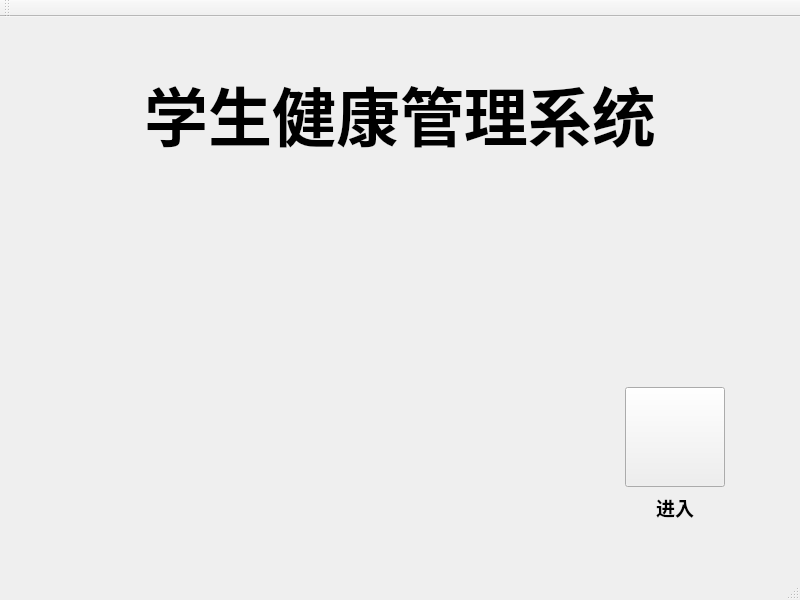
Above: fitnessEquipment/mainwindow.ui from yuanluochen/Fitness-Eqiupment before the change. Below: the same form after it.
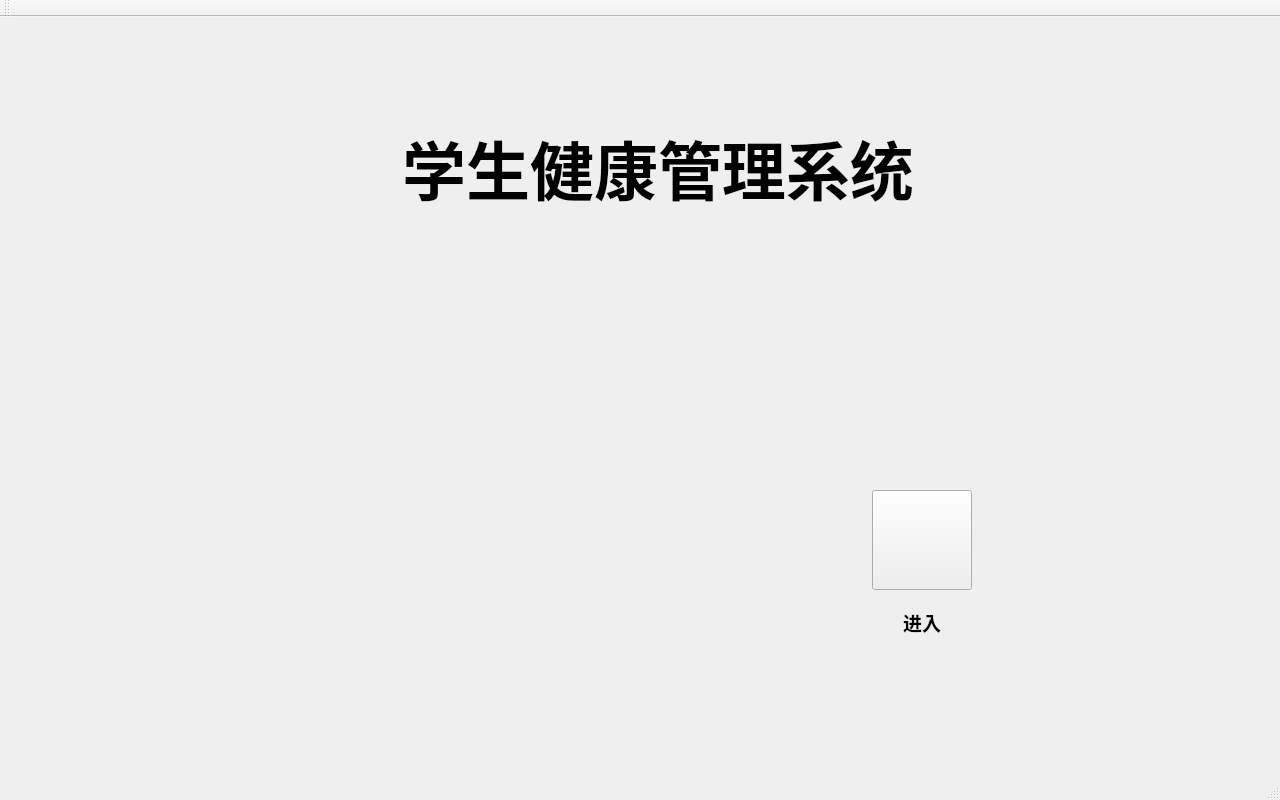
That is the form after the change. Icons and pictures are not drawn.

Commit message: 改变了窗口尺寸默认为1280 * 800

Patch:
```diff
--- a/fitnessEquipment/mainwindow.ui
+++ b/fitnessEquipment/mainwindow.ui
@@ -6,8 +6,8 @@
    <rect>
     <x>0</x>
     <y>0</y>
-    <width>800</width>
-    <height>600</height>
+    <width>1280</width>
+    <height>800</height>
    </rect>
   </property>
   <property name="font">
@@ -22,21 +22,6 @@
   </property>
   <widget class="QWidget" name="centralWidget">
    <layout class="QGridLayout" name="gridLayout">
-    <property name="leftMargin">
-     <number>0</number>
-    </property>
-    <property name="topMargin">
-     <number>11</number>
-    </property>
-    <property name="rightMargin">
-     <number>0</number>
-    </property>
-    <property name="horizontalSpacing">
-     <number>8</number>
-    </property>
-    <property name="verticalSpacing">
-     <number>0</number>
-    </property>
     <item row="0" column="1">
      <spacer name="verticalSpacer_2">
       <property name="orientation">
@@ -45,7 +30,7 @@
       <property name="sizeHint" stdset="0">
        <size>
         <width>20</width>
-        <height>16</height>
+        <height>1</height>
        </size>
       </property>
      </spacer>
@@ -57,7 +42,7 @@
       </property>
       <property name="sizeHint" stdset="0">
        <size>
-        <width>63</width>
+        <width>36</width>
         <height>20</height>
        </size>
       </property>
@@ -65,14 +50,20 @@
     </item>
     <item row="1" column="1" rowspan="2" colspan="2">
      <layout class="QVBoxLayout" name="verticalLayout_2">
+      <property name="spacing">
+       <number>14</number>
+      </property>
       <property name="leftMargin">
-       <number>0</number>
+       <number>276</number>
       </property>
       <property name="topMargin">
-       <number>11</number>
+       <number>59</number>
       </property>
       <property name="rightMargin">
-       <number>0</number>
+       <number>240</number>
+      </property>
+      <property name="bottomMargin">
+       <number>52</number>
       </property>
       <item>
        <widget class="QLabel" name="label">
@@ -120,12 +111,33 @@
       </item>
       <item>
        <layout class="QHBoxLayout" name="horizontalLayout">
+        <property name="spacing">
+         <number>4</number>
+        </property>
+        <property name="leftMargin">
+         <number>11</number>
+        </property>
+        <property name="topMargin">
+         <number>41</number>
+        </property>
+        <property name="rightMargin">
+         <number>0</number>
+        </property>
+        <property name="bottomMargin">
+         <number>15</number>
+        </property>
         <item>
          <widget class="QLabel" name="label_3">
+          <property name="sizePolicy">
+           <sizepolicy hsizetype="Preferred" vsizetype="Preferred">
+            <horstretch>0</horstretch>
+            <verstretch>0</verstretch>
+           </sizepolicy>
+          </property>
           <property name="minimumSize">
            <size>
-            <width>360</width>
-            <height>320</height>
+            <width>400</width>
+            <height>350</height>
            </size>
           </property>
           <property name="maximumSize">
@@ -158,13 +170,13 @@
         <item>
          <layout class="QVBoxLayout" name="verticalLayout">
           <property name="leftMargin">
-           <number>0</number>
+           <number>4</number>
           </property>
           <property name="topMargin">
            <number>181</number>
           </property>
           <property name="rightMargin">
-           <number>0</number>
+           <number>11</number>
           </property>
           <property name="bottomMargin">
            <number>11</number>
@@ -237,7 +249,7 @@
       </property>
       <property name="sizeHint" stdset="0">
        <size>
-        <width>63</width>
+        <width>36</width>
         <height>20</height>
        </size>
       </property>
@@ -251,7 +263,7 @@
       <property name="sizeHint" stdset="0">
        <size>
         <width>20</width>
-        <height>17</height>
+        <height>1</height>
        </size>
       </property>
      </spacer>
```
Left out of the diff: 2 changed lines with no effect on the pictures. The commit also changes 3 other files.
